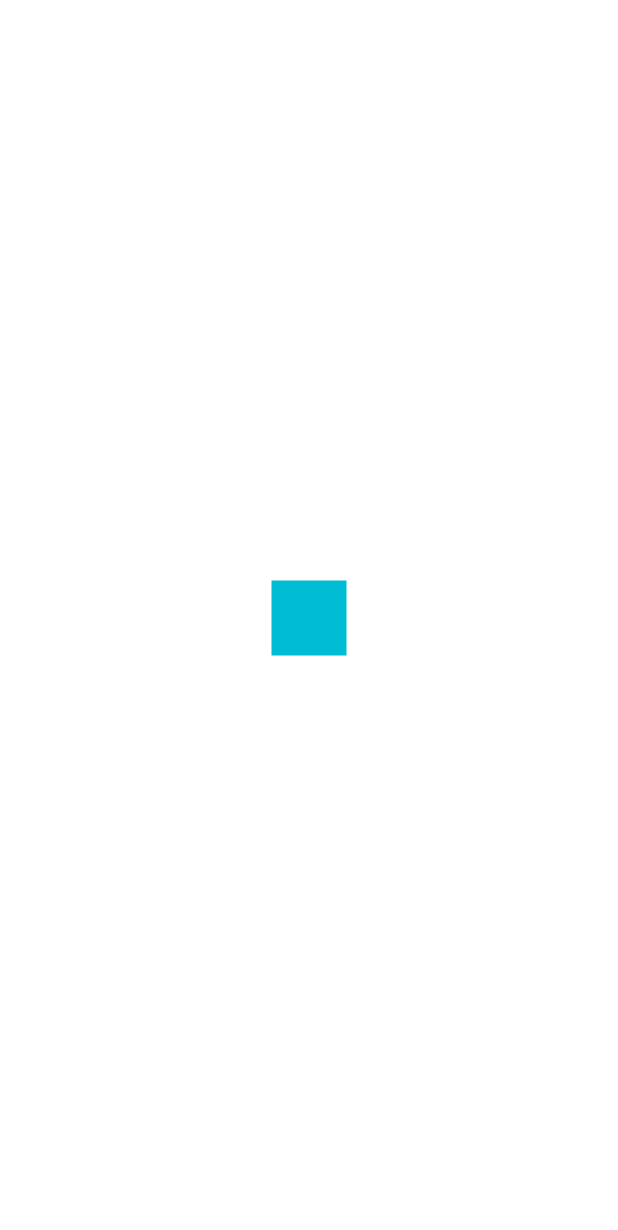
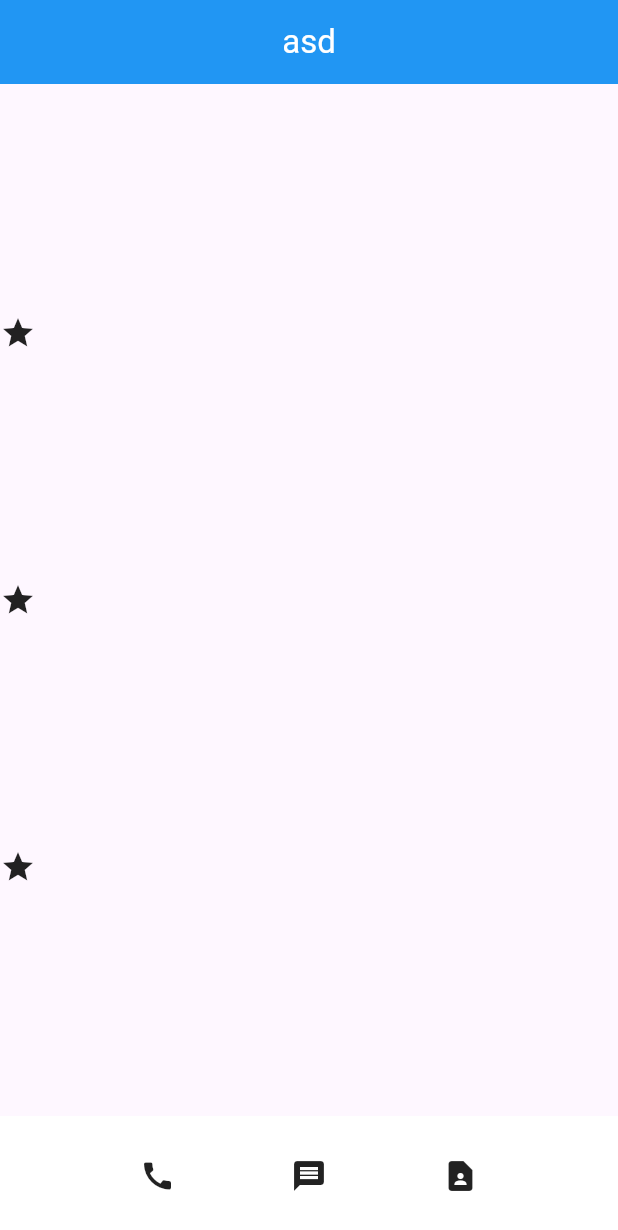
Before and after one commit to cf9874/flutter_contact_app, a Flutter app: the screen it shows after launch, on a phone screen of 412 x 824 dp. Shown: the top 1230 px of the screen. Run offline on Flutter 3.47's test engine with Material 3 defaults, Android fonts, the phone set to English and light mode, and no system bars.

Commit message:
basic page

```diff
--- a/analysis_options.yaml
+++ b/analysis_options.yaml
@@ -25,6 +25,7 @@ linter:
     avoid_print: false
     prefer_typing_uninitialized_variables: false
     prefer_const_constructors_in_immutables: false
+    prefer_const_literals_to_create_immutables: false
     # avoid_print: false  # Uncomment to disable the `avoid_print` rule
     # prefer_single_quotes: true  # Uncomment to enable the `prefer_single_quotes` rule
 
--- a/lib/main.dart
+++ b/lib/main.dart
@@ -10,12 +10,35 @@ class MyApp extends StatelessWidget {
   @override
   Widget build(BuildContext context) {
     return MaterialApp(
-      home: Center(
-        // child: Text('asdsa')
-        //   child: Icon(Icons.safety_check)
-        // child: Image.asset('alp.jpg')
-        child: Container(width: 50,height: 50,color: Colors.cyan)
-      ),
+      home:Scaffold(
+        appBar: AppBar(
+          centerTitle: true,
+          title: Text('asd',
+         style: TextStyle(
+           color: Colors.white
+         ),),
+            backgroundColor: Colors.blue,
+        ),
+        body: Column(
+          children: const
+          [Icon(Icons.star),
+            Icon(Icons.star),
+            Icon(Icons.star),
+          ],
+          mainAxisAlignment: MainAxisAlignment.spaceEvenly,
+          // crossAxisAlignment: CrossAxisAlignment.end,
+        ), // 중앙부 구성
+        bottomNavigationBar: BottomAppBar(
+          child: Row(
+            children: [Icon(Icons.call),
+              Icon(Icons.message),
+              Icon(Icons.contact_page),],
+            mainAxisAlignment: MainAxisAlignment.spaceEvenly,
+
+          ),
+          color: Colors.white,
+        ),
+      )
     );
   }
 }
```
